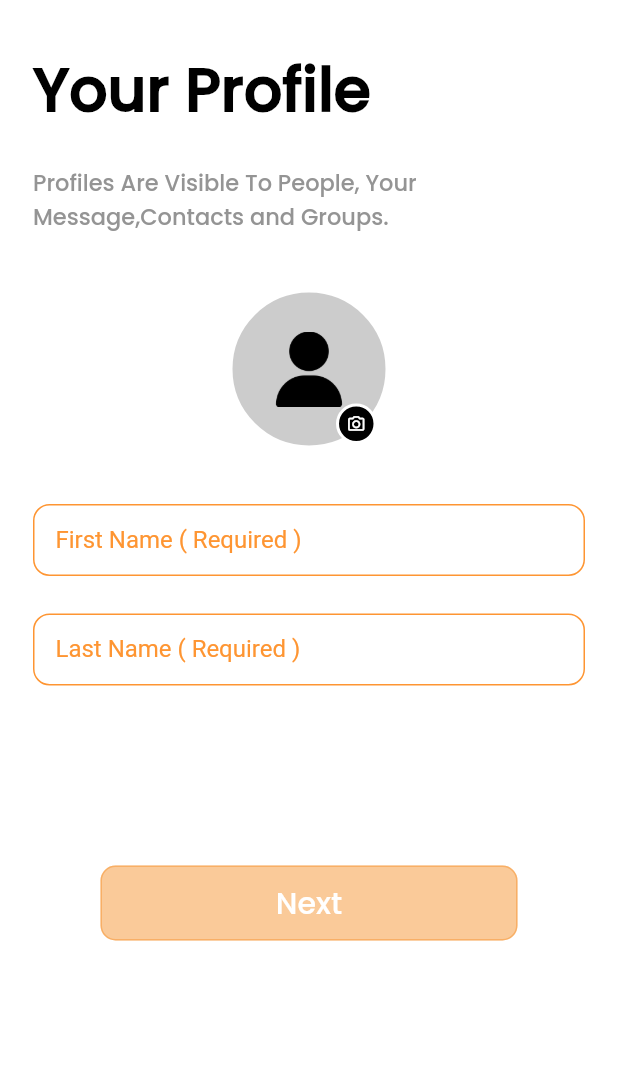
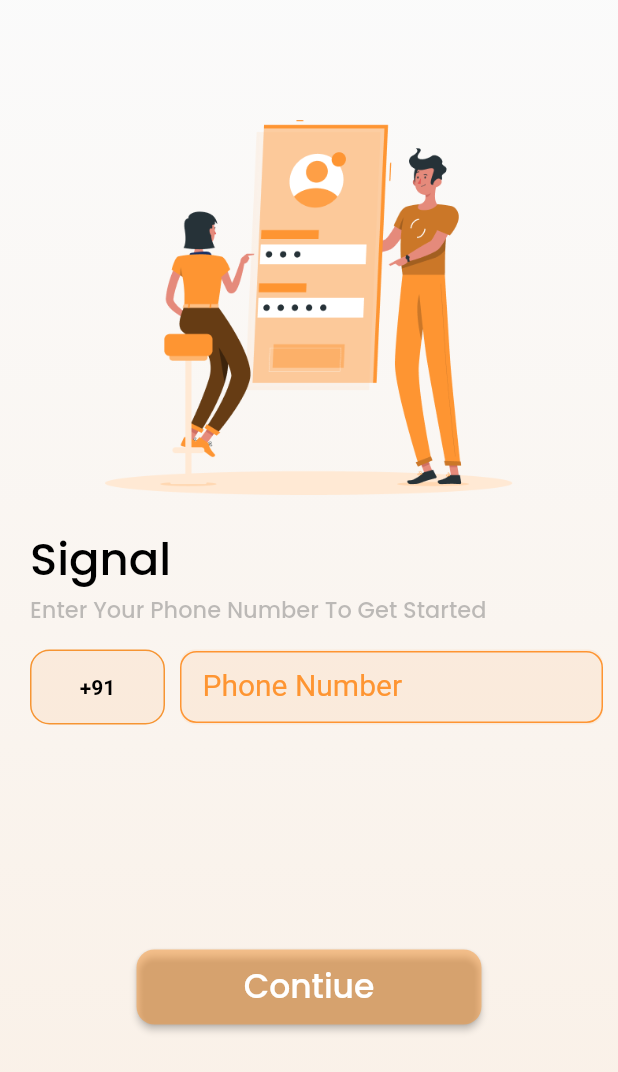
Before and after one commit to stackappSolution/firebase_chat_app, a Flutter app: the screen it shows after launch, after a tap on "Get Started", on a phone screen of 412 x 824 dp. Shown: the top 1072 px of the screen. Run offline on Flutter 3.47's test engine with Material 2 defaults, Android fonts, the phone set to English and light mode, and no system bars; drawn by our look-alikes of country_code_picker; our stand-ins replace cached_network_image, cloud_firestore, connectivity, contacts_service, firebase_auth, firebase_core and 11 more; missing offline and left inert: lorem_gen; accounts and stored records are empty.

```diff
--- a/lib/app/widget/app_textform_field.dart
+++ b/lib/app/widget/app_textform_field.dart
@@ -7,7 +7,6 @@
 class AppTextFormField extends StatelessWidget {
   final String? hintText;
   final String? label;
-  final String? suffixIcon;
   final GestureTapCallback? onSuffixTap;
   final ValueChanged<String>? onChanged;
   final FormFieldValidator<String>? validator;
@@ -19,6 +18,8 @@
   final TextInputType? keyboardType;
   final InputDecoration? decoration;
   final double? fontSize;
+  final bool? isborderRadius;
+  final Widget? suffixIcon;
 
   const AppTextFormField(
       {super.key,
@@ -35,19 +36,19 @@
         this.labelStyle,
         this.keyboardType,
         this.decoration,
-        this.fontSize});
+        this.fontSize,
+        this.isborderRadius = true,
+      });
 
   @override
   Widget build(BuildContext context) {
     return TextFormField(
-
       onChanged: onChanged,
       controller: controller,
       decoration: decoration ??
           InputDecoration(
             enabledBorder: OutlineInputBorder(
-                borderSide:
-                const BorderSide(color: AppColorConstant.appYellowBorder),
+                borderSide: BorderSide(color: AppColorConstant.appYellowBorder),
                 borderRadius: BorderRadius.all(Radius.circular(11.px))),
             border: OutlineInputBorder(
               borderRadius: BorderRadius.all(Radius.circular(11.px)),
@@ -66,6 +67,7 @@
             labelText: labelText,
             labelStyle:
             const TextStyle(color: AppColorConstant.appYellowBorder),
+            suffixIcon: suffixIcon
           ),
       keyboardType: keyboardType,
       validator: validator,
--- /dev/null
+++ b/lib/controller/new_message_controller.dart
@@ -0,0 +1,5 @@
+import 'package:get/get.dart';
+
+class NewMessageController extends GetxController{
+
+}
--- a/lib/l10n/intl_en_US.arb
+++ b/lib/l10n/intl_en_US.arb
@@ -67,7 +67,9 @@
         "terms" : "Terms & Privacy Policy",
         "supportCenter" : "Support center",
         "contactUs" : "Contact us",
-        "markAllRead" : "Mark all read"
+        "markAllRead" : "Mark all read",
+ "continues": "Contiue",
+ "phoneNumber" : "Phone Number"
 
 
 
--- a/lib/l10n/intl_gu_IN.arb
+++ b/lib/l10n/intl_gu_IN.arb
@@ -67,6 +67,8 @@
         "licenses": "લાઇસન્સ",
         "supportCenter": "આધાર કેન્દ્ર",
         "contactUs": "અમારો સંપર્ક કરો",
-        "markAllRead" : "બધા વાંચેલા ચિહ્નિત કરો"
+        "markAllRead" : "બધા વાંચેલા ચિહ્નિત કરો",
+  "continues": "ચાલુ રાખો",
+  "phoneNumber":"મોબાઇલ નંબર"
 
  }
--- a/lib/main.dart
+++ b/lib/main.dart
@@ -5,7 +5,6 @@
 import 'app/app/utills/theme_util.dart';
 import 'package:flutter_localizations/flutter_localizations.dart';
 import 'package:get/get.dart';
-import 'package:signal/pages/intro_page/intro_page.dart';
 import 'package:signal/constant/color_constant.dart';
 import 'package:signal/routes/routes_helper.dart';
 import 'package:signal/generated/l10n.dart';
--- a/lib/pages/chats/chat_screen.dart
+++ b/lib/pages/chats/chat_screen.dart
@@ -10,6 +10,7 @@
 import 'package:signal/controller/contact_controller.dart';
 import 'package:signal/generated/l10n.dart';
 import 'package:signal/pages/chats/chat_view_model.dart';
+import 'package:signal/routes/app_navigation.dart';
 import 'package:signal/routes/routes_helper.dart';
 
 // ignore: must_be_immutable
@@ -72,14 +73,14 @@
             backgroundColor: AppColorConstant.appYellow,
             child: AppImageAsset(
                 image: AppAsset.edit, height: 25.px, width: 25.px),
-            onPressed: () {},
+            onPressed: () {
+              Get.toNamed(RouteHelper.getNewMessageScreen());
+            },
           ),
         )
       ],
     );
   }
-
-
 
 
   buildContactList() {
@@ -93,7 +94,6 @@
             contact.phones!.isNotEmpty ? contact.phones!.first.value : 'N/A';
         String? displayName = contact.displayName ?? 'unknown';
         String firstLetter = displayName.substring(0, 1).toUpperCase();
-
         return Container(
             margin: EdgeInsets.all(10.px),
             child: ListTile(
--- a/lib/pages/intro_page/intro_page.dart
+++ b/lib/pages/intro_page/intro_page.dart
@@ -67,7 +67,7 @@
       bool isConnected, context, IntroPageController controller) {
     return AppButton(
         onTap: () {
-          goToProfilePage();
+          goToSignInPage();
         },
         fontWeight: FontWeight.w500,
         margin: EdgeInsets.all(10.px),
--- /dev/null
+++ b/lib/pages/sign_in_page/sign_In_view_model.dart
@@ -0,0 +1,26 @@
+import 'package:country_code_picker/country_code_picker.dart';
+import 'package:firebase_auth/firebase_auth.dart';
+import 'package:flutter/material.dart';
+import 'package:signal/pages/sign_in_page/sign_in_page.dart';
+
+class SignInViewModel {
+
+  late SignInPage? signInPage;
+
+  TextEditingController phoneNumber = TextEditingController();
+  TextEditingController countrycode = TextEditingController();
+  FirebaseAuth auth = FirebaseAuth.instance;
+  String countryCode = '';
+  CountryCode selectedCountry = CountryCode.fromCountryCode('IN');
+  bool isValidNumber = false;
+
+  var temp;
+  var data;
+
+
+  SignInViewModel(this.signInPage);
+
+  bool isValidMobileNumber(String value) {
+    return value.length == 10 && int.tryParse(value) != null;
+  }
+}
--- /dev/null
+++ b/lib/pages/sign_in_page/sign_in_page.dart
@@ -0,0 +1,239 @@
+import 'package:country_code_picker/country_code_picker.dart';
+import 'package:firebase_auth/firebase_auth.dart';
+import 'package:flutter/material.dart';
+import 'package:flutter/services.dart';
+import 'package:get/get.dart';
+import 'package:responsive_sizer/responsive_sizer.dart';
+import 'package:signal/app/widget/app_image_assets.dart';
+import 'package:signal/app/widget/app_text.dart';
+import 'package:signal/app/widget/app_textform_field.dart';
+import 'package:signal/constant/app_asset.dart';
+import 'package:signal/constant/color_constant.dart';
+import 'package:signal/controller/sign_in_controller.dart';
+import 'package:signal/generated/l10n.dart';
+import 'package:signal/pages/sign_in_page/sign_in_view_model.dart';
+import 'package:signal/routes/routes_helper.dart';
+
+class SignInPage extends StatelessWidget {
+    SignInPage({super.key});
+FirebaseAuth auth = FirebaseAuth.instance;
+String v_id ='';
+    SignInViewModel? signInViewModel;
+
+  @override
+  Widget build(BuildContext context) {
+    signInViewModel ?? (signInViewModel = SignInViewModel(this));
+    return GetBuilder(
+      init: SignInController(),
+      initState: (state) {},
+      builder: (SignInController controller) {
+        return  SafeArea(
+          child: Scaffold(
+              body: buildsignInPage(signInViewModel!.countryCode,
+                  signInViewModel!.phoneNumber.text, context, controller)),
+        );
+    }
+    );
+  }
+
+    Container buildsignInPage(
+        String countryCode,
+        String phoneNumber,
+        BuildContext context,
+        SignInController controller,
+        ) =>
+        Container(
+          height: double.infinity,
+          width: double.infinity,
+          decoration: BoxDecoration(
+            gradient: LinearGradient(
+              begin: Alignment.topCenter,
+              end: Alignment.bottomCenter,
+              colors: [
+                AppColorConstant.appWhite.withOpacity(0.1),
+                AppColorConstant.appYellow.withOpacity(0.1),
+              ],
+            ),
+          ),
+          child: SingleChildScrollView(
+            child: Column(
+              mainAxisAlignment: MainAxisAlignment.start,
+              crossAxisAlignment: CrossAxisAlignment.start,
+              children: [
+                SizedBox(
+                  height: 80.px,
+                ),
+                Align(
+                  alignment: Alignment.center,
+                  child: AppImageAsset(
+                    height: 250.px,
+                    image: AppAsset.signIn,
+                  ),
+                ),
+                SizedBox(
+                  height: 20.px,
+                ),
+                Container(
+                    margin: EdgeInsets.only(left: 20.px),
+                    alignment: Alignment.centerLeft,
+                    child: AppText(
+                      S.of(Get.context!).signal,
+                      fontSize: 30.px,
+                      fontWeight: FontWeight.w600,
+                    )),
+                Container(
+                  margin: EdgeInsets.only(left: 20.px),
+                  child: AppText(
+                    S.of(Get.context!).signInDescription,
+                    color: AppColorConstant.appLightBlack.withOpacity(0.4),
+                    fontWeight: FontWeight.w400,
+                    fontSize: 15.px,
+                  ),
+                ),
+                SizedBox(
+                  height: 15.px,
+                ),
+                Row(
+                  children: [
+                    Container(
+                      alignment: Alignment.center,
+                      margin: EdgeInsets.only(left: 20.px),
+                      height: 50.px,
+                      width: 90.px,
+                      decoration: BoxDecoration(
+                          color: AppColorConstant.appYellow.withOpacity(0.1),
+                          border: Border.all(color: AppColorConstant.appYellow),
+                          borderRadius: BorderRadius.circular(13.px)),
+                      child: CountryCodePicker(
+                        showFlag: false,
+                        showFlagDialog: true,
+                        onChanged: (country) {
+                          signInViewModel!.selectedCountry = country;
+                        },
+                        initialSelection: 'IN',
+                        textStyle: const TextStyle(
+                          color: AppColorConstant.appBlack,
+                          fontWeight: FontWeight.w600,),
+                        // Set initial country code
+                        favorite: const ['IN'], // Specify favorite country codes
+                      ),
+                    ),
+                    Expanded(
+                      child: Column(
+                        children: [
+                          Container(
+                            alignment: Alignment.center,
+
+                            decoration: BoxDecoration(
+                                borderRadius: BorderRadius.circular(10.px),
+                                color:
+                                AppColorConstant.appYellow.withOpacity(0.1)),
+                            height: 50.px,
+                            margin: EdgeInsets.only(left: 10.px, right: 10.px),
+                            child: AppTextFormField(
+                              labelText: S.of(context).phoneNumber,
+                              labelStyle: TextStyle(
+                                  color: AppColorConstant.appYellow,
+                                  fontSize: 20.px),
+                              controller: signInViewModel!.phoneNumber,
+                              style: TextStyle(
+                                fontSize: 22.px,
+                                fontWeight: FontWeight.w400,
+                              ),
+                              inputFormatters: [
+                                LengthLimitingTextInputFormatter(10),
+                                FilteringTextInputFormatter.digitsOnly,
+                              ],
+                              validator: (value) {
+                                if (value == null && value!.isEmpty) {
+                                  return 'Mobile number is required';
+                                } else if (signInViewModel!
+                                    .isValidMobileNumber(value)) {
+                                  return 'Invalid mobile number';
+                                }
+                                return null;
+                              },
+                              onChanged: (value) {
+                                if (value.length == 10) {
+                                  signInViewModel!.isValidNumber = true;
+                                  controller.update();
+                                } else {
+                                  signInViewModel!.isValidNumber = false;
+                                  controller.update();
+                                }
+                              },
+                              keyboardType: TextInputType.number,
+                              fontSize: 20.px,
+                            ),
+                          ),
+                        ],
+                      ),
+                    ),
+                  ],
+                ),
+                SizedBox(
+                  height: 150.px,
+                ),
+                if (signInViewModel!.isValidNumber != true)
+                  Align(
+                    alignment: Alignment.center,
+                    child: ElevatedButton(
+                      onPressed: () {},
+                      style: ButtonStyle(
+                          shape: MaterialStatePropertyAll(RoundedRectangleBorder(
+                              borderRadius: BorderRadius.circular(12))),
+                          backgroundColor: MaterialStatePropertyAll(
+                              AppColorConstant.appYellow.withOpacity(0.5)),
+                          fixedSize:
+                          MaterialStatePropertyAll(Size(230.px, 50.px))),
+                      child: AppText(
+                        S.of(context).continues,
+                        fontSize: 22.px,
+                        color: AppColorConstant.appWhite,
+                      ),
+                    ),
+                  )
+                else
+                  Align(
+                    alignment: Alignment.center,
+                    child: ElevatedButton(
+                      onPressed: () async {
+                        await FirebaseAuth.instance.verifyPhoneNumber(
+                          phoneNumber: phoneNumber,
+                          verificationCompleted: (PhoneAuthCredential credential) async {
+                            await auth.signInWithCredential(credential);
+                          },
+                          verificationFailed: (FirebaseAuthException e) {
+                            if (e.code == 'invalid-phone-number') {
+                              print('The provided phone number is not valid.');
+                            }
+                          },
+                          codeSent: (String verificationId, int? resendToken) {
+                            v_id=verificationId;
+                          },
+                          codeAutoRetrievalTimeout: (String verificationId) {},
+                        );
+                        Get.toNamed(RouteHelper.getVerifyOtpPage(),
+                            arguments: "${signInViewModel!.selectedCountry}${signInViewModel!.phoneNumber.text}");
+                      },
+                      style: ButtonStyle(
+                          shape: MaterialStatePropertyAll(
+                            RoundedRectangleBorder(
+                                borderRadius: BorderRadius.circular(12)),
+                          ),
+                          backgroundColor: const MaterialStatePropertyAll(
+                              AppColorConstant.appYellow),
+                          fixedSize:
+                          MaterialStatePropertyAll(Size(230.px, 50.px))),
+                      child: AppText(
+                        S.of(context).continues,
+                        fontSize: 22.px,
+                        color: AppColorConstant.appWhite,
+                      ),
+                    ),
+                  ),
+              ],
+            ),
+          ),
+        );
+}
--- a/lib/routes/app_navigation.dart
+++ b/lib/routes/app_navigation.dart
@@ -60,3 +60,7 @@
 goToChatingScreen(){
   Get.toNamed(RouteHelper.getChattingScreen());
 }
+
+goToNewMessageScreen(){
+  Get.toNamed(RouteHelper.getNewMessageScreen());
+}
--- a/lib/routes/routes_constant.dart
+++ b/lib/routes/routes_constant.dart
@@ -20,6 +20,7 @@
   static const String contactUsScreen = '/contact_us';
   static const String licensesScreen = '/licenses';
   static const String chatProfileScreen = '/chat_profile';
+  static const String newMessageScreen = '/NewMessagePage';
 
 
 }
--- a/lib/routes/routes_helper.dart
+++ b/lib/routes/routes_helper.dart
@@ -1,19 +1,19 @@
 import 'package:get/get_navigation/src/routes/get_route.dart';
 import 'package:signal/pages/account/change_phone/change_phone_screen.dart';
-import 'package:signal/pages/chating_page/chating_page.dart';
-import 'package:signal/pages/edit_profile/add_photo_screen.dart';
-
+import 'package:signal/pages/appearance/appearance_screen.dart';
 import 'package:signal/pages/chating_page/chating_page.dart';
 import 'package:signal/pages/chats/chat_profile/chat_profile_screen.dart';
+import 'package:signal/pages/edit_profile/add_photo_screen.dart';
 import 'package:signal/pages/home/home_screen.dart';
+import 'package:signal/pages/intro_page/intro_page.dart';
+import 'package:signal/pages/new_message_page/new_message_page.dart';
 import 'package:signal/pages/otp_pages/verify_otp_page.dart';
-import 'package:signal/pages/appearance/appearance_screen.dart';
-import 'package:signal/pages/intro_page/intro_page.dart';
 import 'package:signal/pages/profile/profile_screen.dart';
 import 'package:signal/pages/settings/contact_us/contact_us_screen.dart';
 import 'package:signal/pages/settings/help/help_settings_screen.dart';
 import 'package:signal/pages/settings/licenses/licenses_screen.dart';
 import 'package:signal/pages/settings/settings_screen.dart';
+import 'package:signal/pages/sign_in_page/sign_in_page.dart';
 import 'package:signal/routes/routes_constant.dart';
 
 import '../pages/account/account/account_screen.dart';
@@ -22,9 +22,13 @@
 
 class RouteHelper {
   static String getSignInPage() => RouteConstant.signInPage;
+
   static String getVerifyOtpPage() => RouteConstant.verifyOtpScreen;
+
   static String getSettingsScreen() => RouteConstant.settingsScreen;
+
   static String getHomeScreen() => RouteConstant.homeScreen;
+
   static String getSettingScreen() => RouteConstant.settingScreen;
 
   static String getAppearanceScreen() => RouteConstant.appearanceScreen;
@@ -44,19 +48,27 @@
   static String getAdvancePinSettingScreen() => RouteConstant.advancePinSetting;
 
   static String getChangePhoneScreen() => RouteConstant.changePhoneScreen;
+
   static String getHelpSettingsScreen() => RouteConstant.helpSettingsScreen;
+
   static String getContactUsScreen() => RouteConstant.contactUsScreen;
+
   static String getLicensesScreen() => RouteConstant.licensesScreen;
+
   static String getChatProfileScreen() => RouteConstant.chatProfileScreen;
+
+  static String getNewMessageScreen() => RouteConstant.newMessageScreen;
 
   static List<GetPage> routes = [
     GetPage(name: RouteConstant.verifyOtpScreen, page: () => VerifyOtpPage()),
     GetPage(name: RouteConstant.settingsScreen, page: () => SettingScreen()),
+    GetPage(name: RouteConstant.newMessageScreen, page: () => NewMessagePage()),
     GetPage(name: RouteConstant.homeScreen, page: () => HomeScreen()),
     GetPage(name: RouteConstant.profileScreen, page: () => ProfileScreen()),
     GetPage(name: RouteConstant.initial, page: () => IntroPage()),
     GetPage(name: RouteConstant.initial, page: () => const ChatingPage()),
     GetPage(name: RouteConstant.profileScreen, page: () => ProfileScreen()),
+    GetPage(name: RouteConstant.signInPage, page: () => SignInPage()),
     GetPage(
       name: RouteConstant.verifyOtpScreen,
       page: () => VerifyOtpPage(),
@@ -107,13 +119,35 @@
       name: RouteConstant.changePhoneScreen,
       page: () => ChangePhoneScreen(),
     ),
-    GetPage(name: RouteConstant.appearanceScreen, page: () => AppearanceScreen()),
-    GetPage(name: RouteConstant.verifyOtpScreen, page: () => VerifyOtpPage(),),
-    GetPage(name: RouteConstant.homeScreen, page: () => HomeScreen(),),
-    GetPage(name: RouteConstant.settingScreen, page: () => SettingScreen(),),
-    GetPage(name: RouteConstant.helpSettingsScreen, page: () =>  HelpSettingsScreen(),),
-    GetPage(name: RouteConstant.contactUsScreen, page: () =>  ContactUsScreen(),),
-    GetPage(name: RouteConstant.licensesScreen, page: () =>  const LicensesScreen(),),
-    GetPage(name: RouteConstant.chatProfileScreen, page: () =>  const ChatProfileScreen(),),
+    GetPage(
+        name: RouteConstant.appearanceScreen, page: () => AppearanceScreen()),
+    GetPage(
+      name: RouteConstant.verifyOtpScreen,
+      page: () => VerifyOtpPage(),
+    ),
+    GetPage(
+      name: RouteConstant.homeScreen,
+      page: () => HomeScreen(),
+    ),
+    GetPage(
+      name: RouteConstant.settingScreen,
+      page: () => SettingScreen(),
+    ),
+    GetPage(
+      name: RouteConstant.helpSettingsScreen,
+      page: () => HelpSettingsScreen(),
+    ),
+    GetPage(
+      name: RouteConstant.contactUsScreen,
+      page: () => ContactUsScreen(),
+    ),
+    GetPage(
+      name: RouteConstant.licensesScreen,
+      page: () => const LicensesScreen(),
+    ),
+    GetPage(
+      name: RouteConstant.chatProfileScreen,
+      page: () => const ChatProfileScreen(),
+    ),
   ];
 }
```
Also changed, not shown: lib/pages/new_message_page/new_message_page.dart (added, +124 -0 lines), lib/pages/new_message_page/new_message_view_model.dart (added, +42 -0 lines), lib/generated/intl/messages_en_US.dart, lib/generated/intl/messages_gu_IN.dart, lib/generated/l10n.dart.
